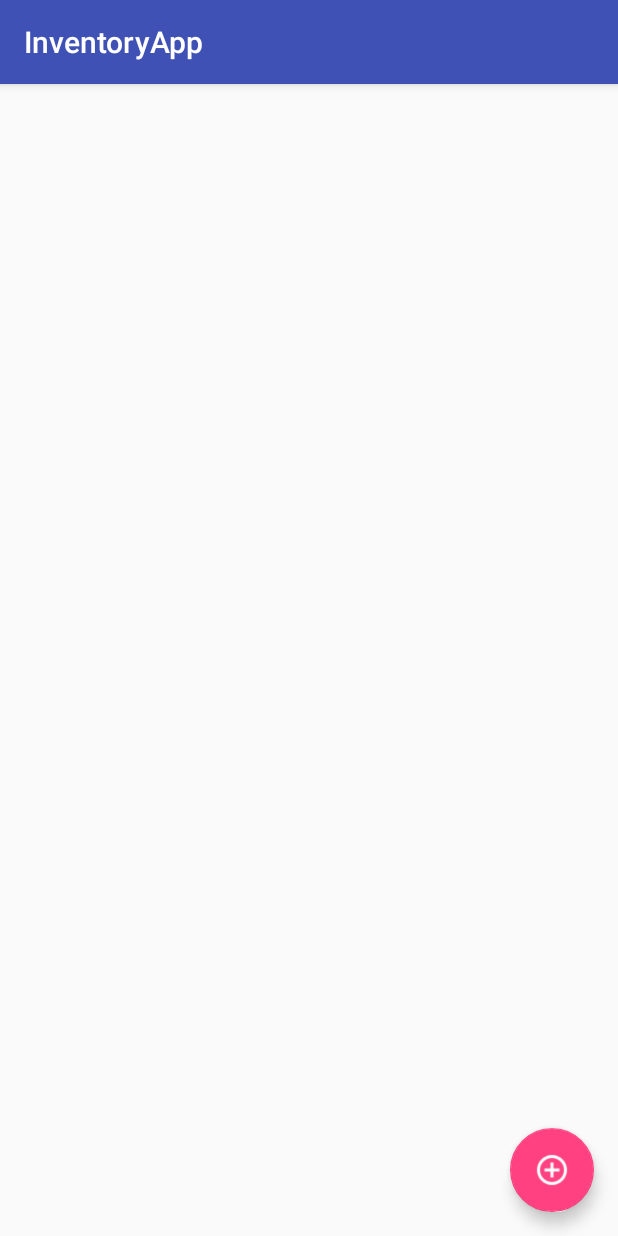
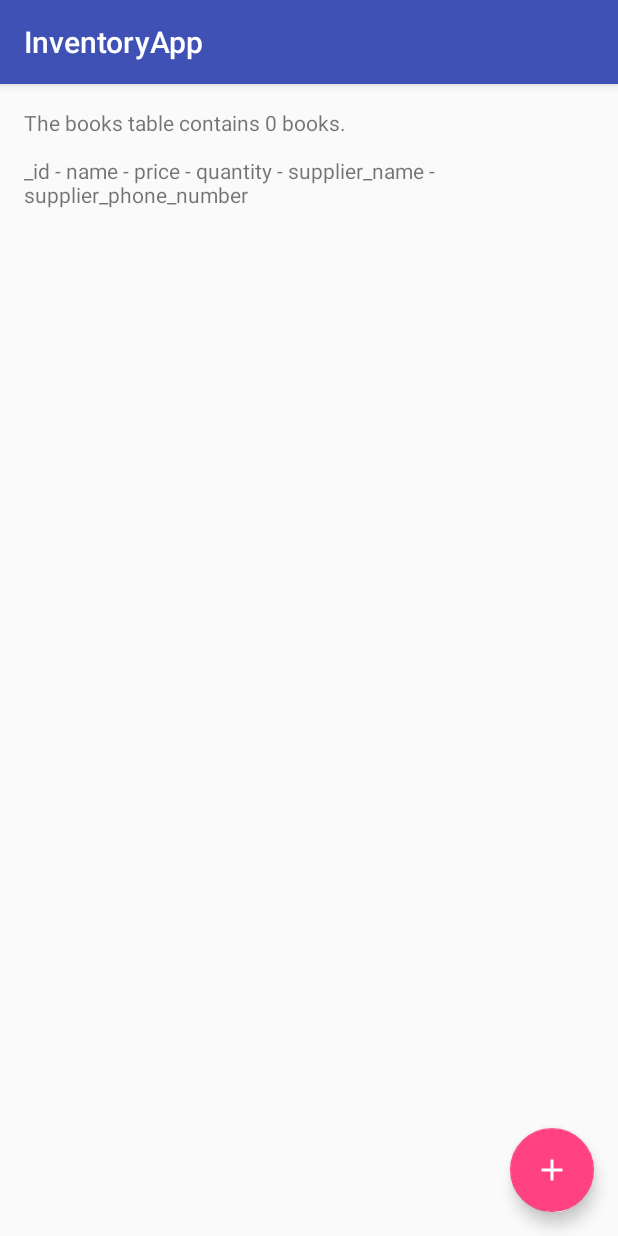
Before and after one commit to natasak/InventoryApp, an Android app: the screen it shows after launch (MainActivity), on a phone screen of 412 x 824 dp. Run offline under Robolectric (Android 15) with nearby library versions, the phone set to English and light mode, and no system bars.

Commit message:
Implemented insert data to and read data from the database.

```diff
--- a/app/src/main/java/com/example/natasa/inventoryapp/MainActivity.java
+++ b/app/src/main/java/com/example/natasa/inventoryapp/MainActivity.java
@@ -1,11 +1,15 @@
 package com.example.natasa.inventoryapp;
 
 import android.content.Intent;
+import android.database.Cursor;
+import android.database.sqlite.SQLiteDatabase;
 import android.os.Bundle;
 import android.support.design.widget.FloatingActionButton;
 import android.support.v7.app.AppCompatActivity;
 import android.view.View;
+import android.widget.TextView;
 
+import com.example.natasa.inventoryapp.data.BookContract.BookEntry;
 import com.example.natasa.inventoryapp.data.BookDbHelper;
 
 /**
@@ -31,6 +35,88 @@ public class MainActivity extends AppCompatActivity {
             }
         });
 
+        // To access our database, we instantiate our subclass of SQLiteOpenHelper
+        // and pass the context, which is the current activity
+        dbHelper = new BookDbHelper(this);
+    }
 
+    @Override
+    protected void onStart() {
+        super.onStart();
+        displayDatabaseInfo();
     }
+
+    /**
+     * Helper method to display information in the onscreen TextView about the state of
+     * the books database.
+     */
+    private void displayDatabaseInfo() {
+        // Create and/or open database to read from it
+        SQLiteDatabase db = dbHelper.getReadableDatabase();
+
+        // Projection
+        String[] projection = {
+                BookEntry._ID,
+                BookEntry.COLUMN_PRODUCT_NAME,
+                BookEntry.COLUMN_PRODUCT_PRICE,
+                BookEntry.COLUMN_QUANTITY,
+                BookEntry.COLUMN_SUPPLIER_NAME,
+                BookEntry.COLUMN_SUPPLIER_PHONE_NUMBER
+        };
+
+        // Call to the query method
+        Cursor cursor = db.query(
+                BookEntry.TABLE_NAME,
+                projection,
+                null,
+                null,
+                null,
+                null,
+                null);
+
+        TextView displayView = (TextView) findViewById(R.id.text_view_book);
+
+        try {
+             // Create a header in TextView that looks like this
+             // _id - name - price - quantity - supplier name - supplier phone number
+            displayView.setText("The books table contains " + cursor.getCount() + " books.\n\n");
+            displayView.append(BookEntry._ID + " - "
+                    + BookEntry.COLUMN_PRODUCT_NAME + " - "
+                    + BookEntry.COLUMN_PRODUCT_PRICE + " - "
+                    + BookEntry.COLUMN_QUANTITY + " - "
+                    + BookEntry.COLUMN_SUPPLIER_NAME + " - "
+                    + BookEntry.COLUMN_SUPPLIER_PHONE_NUMBER + "\n");
+
+            // Figure out the index of each column
+            int idColumnIndex = cursor.getColumnIndex(BookEntry._ID);
+            int nameColumnIndex = cursor.getColumnIndex(BookEntry.COLUMN_PRODUCT_NAME);
+            int priceColumnIndex = cursor.getColumnIndex(BookEntry.COLUMN_PRODUCT_PRICE);
+            int quantityColumnIndex = cursor.getColumnIndex(BookEntry.COLUMN_QUANTITY);
+            int supplierNameColumnIndex = cursor.getColumnIndex(BookEntry.COLUMN_SUPPLIER_NAME);
+            int supplierPhoneNumberColumnIndex = cursor.getColumnIndex(BookEntry.COLUMN_SUPPLIER_PHONE_NUMBER);
+
+            // Iterate through the rows in the cursor and
+            // display values from each column of the current row in the cursor
+            while (cursor.moveToNext()) {
+                int currentID = cursor.getInt(idColumnIndex);
+                String currentName = cursor.getString(nameColumnIndex);
+                float currentPrice = cursor.getFloat(priceColumnIndex);
+                int currentQuantity = cursor.getInt(quantityColumnIndex);
+                String currentSupplierName = cursor.getString(supplierNameColumnIndex);
+                String currentSupplierPhoneNumber = cursor.getString(supplierPhoneNumberColumnIndex);
+
+                displayView.append(("\n" + currentID + " - " +
+                        currentName + " - " +
+                        currentPrice + " - " +
+                        currentQuantity + " - " +
+                        currentSupplierName + " - " +
+                        currentSupplierPhoneNumber));
+            }
+        } finally {
+            // Close the cursor
+            cursor.close();
+        }
+    }
+
+
 }
--- a/app/src/main/java/com/example/natasa/inventoryapp/data/BookDbHelper.java
+++ b/app/src/main/java/com/example/natasa/inventoryapp/data/BookDbHelper.java
@@ -11,8 +11,6 @@ import com.example.natasa.inventoryapp.data.BookContract.BookEntry;
  * Manages database creation and version management.
  */
 public class BookDbHelper extends SQLiteOpenHelper {
-
-    public static final String LOG_TAG = BookDbHelper.class.getSimpleName();
 
     // Name of the database file
     private static final String DATABASE_NAME = "inventory.db";
@@ -37,7 +35,7 @@ public class BookDbHelper extends SQLiteOpenHelper {
     @Override
     public void onCreate(SQLiteDatabase db) {
         // Create a string that contains the SQL statement to create the books table
-        String SQL_CREATE_BOOKS_TABLE = "CREATE TABLE " + BookContract.BookEntry.TABLE_NAME + " ("
+        String SQL_CREATE_BOOKS_TABLE = "CREATE TABLE " + BookEntry.TABLE_NAME + " ("
                 + BookEntry._ID + " INTEGER PRIMARY KEY AUTOINCREMENT, "
                 + BookEntry.COLUMN_PRODUCT_NAME + " TEXT NOT NULL, "
                 + BookEntry.COLUMN_PRODUCT_PRICE + " REAL NOT NULL, "
@@ -47,7 +45,6 @@ public class BookDbHelper extends SQLiteOpenHelper {
 
         // Execute the SQL statement
         db.execSQL(SQL_CREATE_BOOKS_TABLE);
-
     }
 
     /**
--- a/app/src/main/res/layout/activity_main.xml
+++ b/app/src/main/res/layout/activity_main.xml
@@ -3,7 +3,6 @@
 <!-- Layout for the list of books -->
 <RelativeLayout
     xmlns:android="http://schemas.android.com/apk/res/android"
-    xmlns:app="http://schemas.android.com/apk/res-auto"
     xmlns:tools="http://schemas.android.com/tools"
     android:layout_width="match_parent"
     android:layout_height="match_parent"
@@ -26,6 +25,6 @@
         android:layout_alignParentBottom="true"
         android:layout_alignParentRight="true"
         android:layout_margin="@dimen/fab_margin"
-        android:src="@drawable/ic_add_product"/>
+        android:src="@drawable/ic_add_book"/>
 
 </RelativeLayout>
--- a/app/src/main/res/values/colors.xml
+++ b/app/src/main/res/values/colors.xml
@@ -5,9 +5,9 @@
     <color name="colorAccent">#FF4081</color>
 
     <!-- Primary color for the editor -->
-    <color name="editorColorPrimary">#2D3640</color>
+    <color name="editorColorPrimary">#25307b</color>
 
     <!-- Primary dark color for the editor -->
-    <color name="editorColorPrimaryDark">#394450</color>
+    <color name="editorColorPrimaryDark">#1c255e</color>
 
 </resources>
--- a/app/src/main/res/values/styles.xml
+++ b/app/src/main/res/values/styles.xml
@@ -1,4 +1,4 @@
-<resources>
+<resources xmlns:tools="http://schemas.android.com/tools">
 
     <!-- Base application theme. -->
     <style name="AppTheme" parent="Theme.AppCompat.Light.DarkActionBar">
@@ -22,14 +22,14 @@
         <item name="android:layout_weight">1</item>
         <item name="android:paddingTop">16dp</item>
         <item name="android:textColor">@color/colorAccent</item>
-        <item name="android:fontFamily">sans-serif-medium</item>
+        <item name="android:fontFamily" tools:targetApi="jelly_bean">sans-serif-medium</item>
         <item name="android:textAppearance">?android:textAppearanceSmall</item>
     </style>
     <!-- Style for an EditText field in the editor -->
     <style name="EditorFieldStyle">
         <item name="android:layout_height">wrap_content</item>
         <item name="android:layout_width">match_parent</item>
-        <item name="android:fontFamily">sans-serif-light</item>
+        <item name="android:fontFamily" tools:targetApi="jelly_bean">sans-serif-light</item>
         <item name="android:textAppearance">?android:textAppearanceMedium</item>
     </style>
 
```
Also changed, not shown: app/src/main/java/com/example/natasa/inventoryapp/EditorActivity.java (+46 -4 lines), app/src/main/res/values-v16/styles.xml (added, +10 -0 lines), app/src/main/res/drawable-hdpi/ic_add_book.png (added), app/src/main/res/drawable-hdpi/ic_done.png (added), app/src/main/res/drawable-mdpi/ic_add_book.png (added), app/src/main/res/drawable-mdpi/ic_done.png (added), app/src/main/res/drawable-xhdpi/ic_add_book.png (added), app/src/main/res/drawable-xhdpi/ic_done.png (added), app/src/main/res/drawable-xxhdpi/ic_add_book.png (added), app/src/main/res/drawable-xxhdpi/ic_done.png (added), app/src/main/res/drawable-xxxhdpi/ic_add_book.png (added), app/src/main/res/drawable-xxxhdpi/ic_done.png (added), app/src/main/res/drawable/ic_done.png (deleted).
